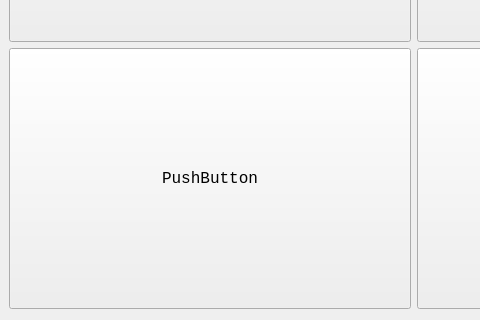
Qt form QtGuiApplicationTest/QtGuiApplicationTest/MiscellaneousStdCLanguageFeatures.ui (xautshuanglong/QtLearningRepository) before a commit; both pictures show x 0 to 480 and y 276 to 596 of the 830 by 596 pixel window.
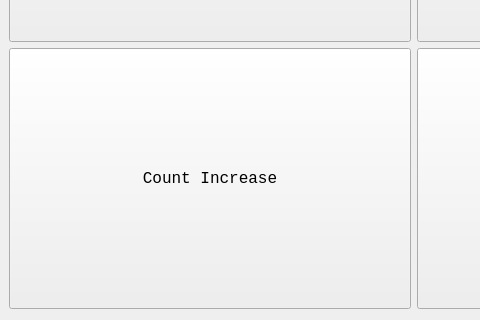
The same form after that commit.

Commit message: 记录一个C语言小知识

```diff
--- a/QtGuiApplicationTest/QtGuiApplicationTest/MiscellaneousStdCLanguageFeatures.ui
+++ b/QtGuiApplicationTest/QtGuiApplicationTest/MiscellaneousStdCLanguageFeatures.ui
@@ -106,7 +106,7 @@
         </font>
        </property>
        <property name="text">
-        <string>PushButton</string>
+        <string>Count Increase</string>
        </property>
       </widget>
      </item>
```
Left out of the diff: 2 changed lines with no effect on the pictures. The commit also changes 2 other files.
